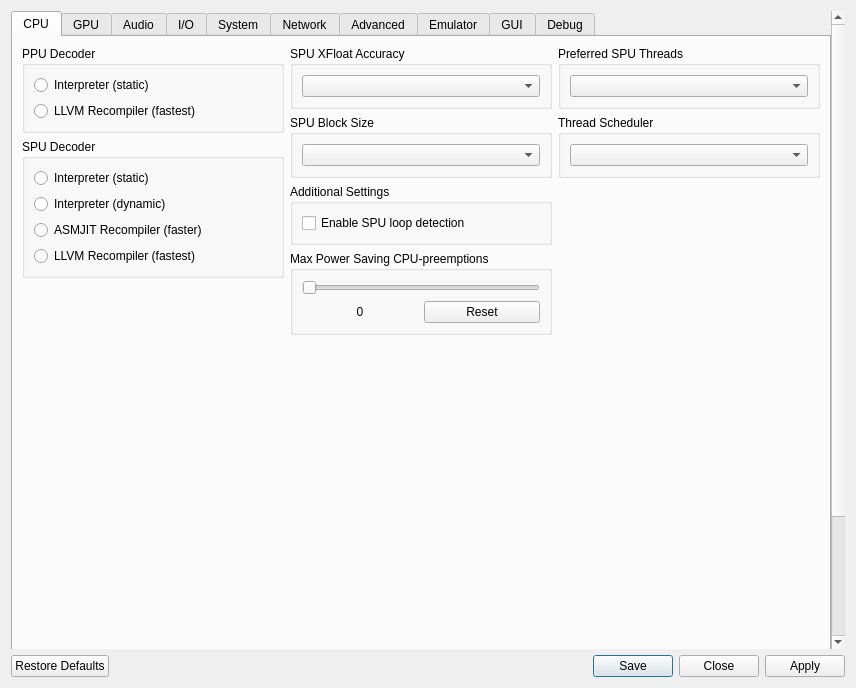
Before: the Qt Designer form rpcs3/rpcs3qt/settings_dialog.ui in RPCS3/rpcs3, drawn with Qt 5.
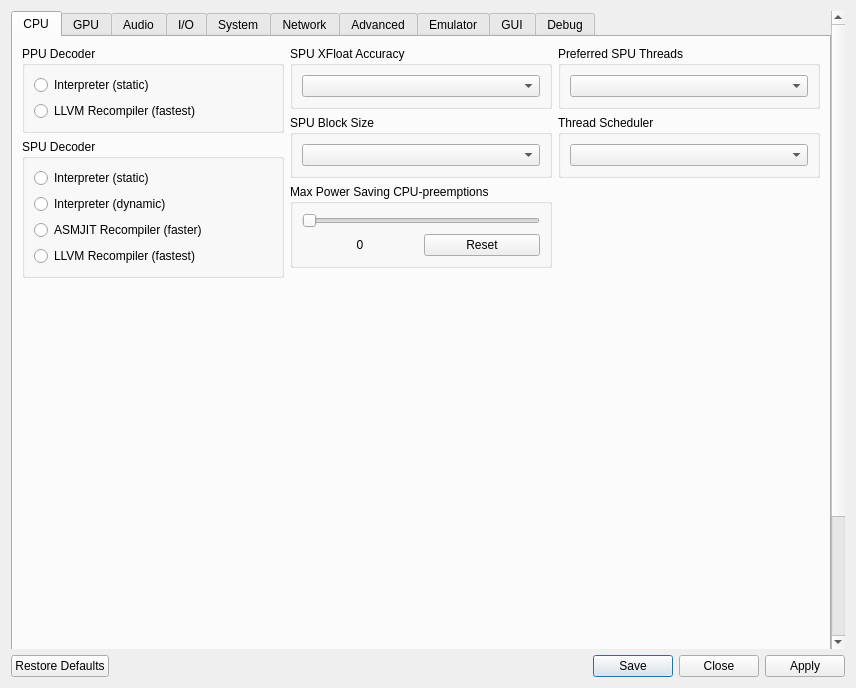
After: the same form once the commit is applied. Icons and pictures are not drawn.

Commit message: ui: Move SPU Loop Detection to advanced

Diff of the .ui file:
```diff
--- a/rpcs3/rpcs3qt/settings_dialog.ui
+++ b/rpcs3/rpcs3qt/settings_dialog.ui
@@ -181,22 +181,6 @@
               </layout>
              </widget>
             </item>
-            <item>
-             <widget class="QGroupBox" name="checkboxes">
-              <property name="title">
-               <string>Additional Settings</string>
-              </property>
-              <layout class="QVBoxLayout" name="checkboxes_layout">
-               <item>
-                <widget class="QCheckBox" name="spuLoopDetection">
-                 <property name="text">
-                  <string>Enable SPU loop detection</string>
-                 </property>
-                </widget>
-               </item>
-              </layout>
-             </widget>
-            </item>
             <item>
              <widget class="QGroupBox" name="gb_max_preempt_count">
               <property name="sizePolicy">
@@ -2463,6 +2447,13 @@
                  </property>
                 </widget>
                </item>
+               <item>
+                <widget class="QCheckBox" name="spuLoopDetection">
+                 <property name="text">
+                  <string>Enable SPU loop detection</string>
+                 </property>
+                </widget>
+               </item>
                <item>
                 <widget class="QCheckBox" name="llvmPrecompilation">
                  <property name="text">
```
